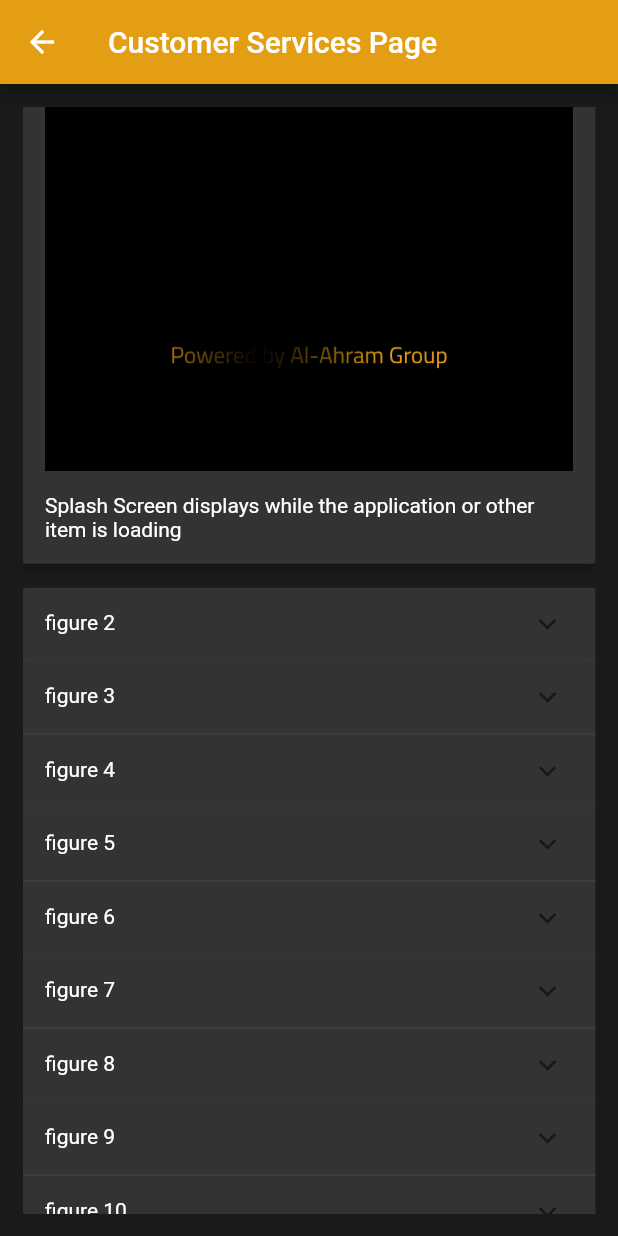
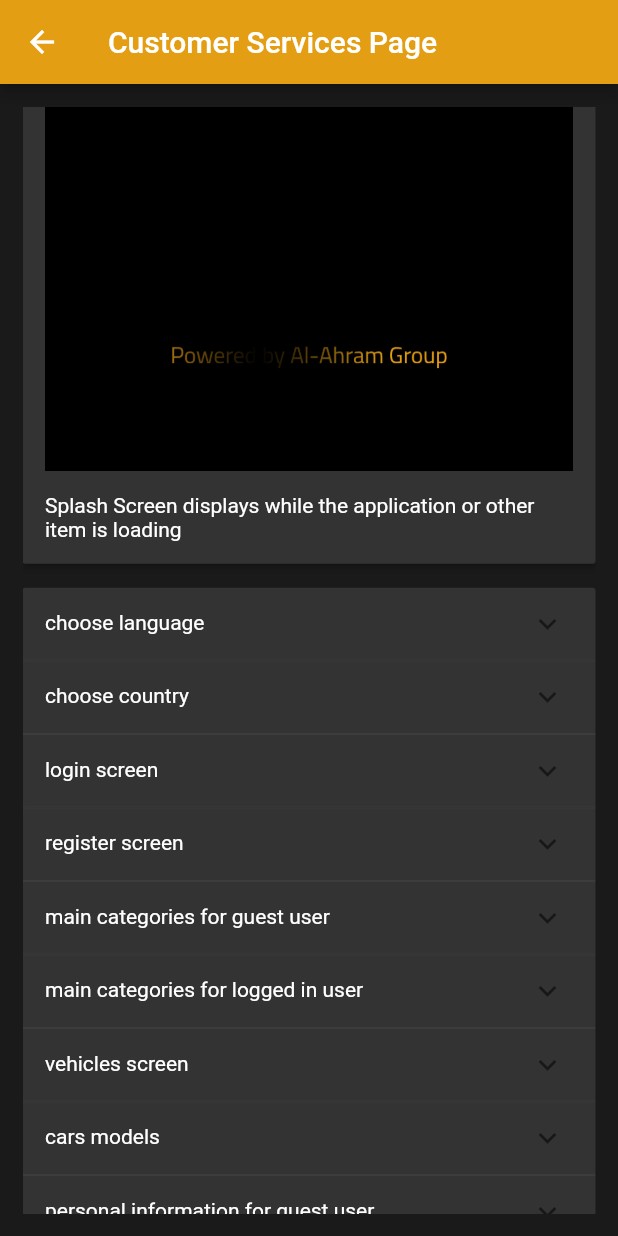
Before and after one commit to george-alahram-group/flutter_tasks, a Flutter app: the KnowledgeBasePage screen opened directly, scrolled down 576 dp, on a phone screen of 412 x 824 dp. Run offline on Flutter 3.47's test engine with Material 2 defaults, Android fonts, the phone set to English and light mode, and no system bars; our stand-ins replace smooth_star_rating.

Commit message:
KnowledgeBasePage.dart

```diff
--- a/lib/custom_widget/widgets/knowledge_base/KnowledgeBasePage.dart
+++ b/lib/custom_widget/widgets/knowledge_base/KnowledgeBasePage.dart
@@ -20,36 +20,27 @@ class KnowledgeBasePage extends StatelessWidget {
 List<ScreenShootData> screenShootData() {
   return [
     ScreenShootData(
-      title: 'figure 1',
+      title: 'splash screen',
       image: 'assets/images/splash_screen.png',
       description:
           "Splash Screen displays while the application or other item is loading",
       isExpanded: true,
     ),
     ScreenShootData(
-      title: 'figure 2',
+      title: 'choose language',
       image: 'assets/images/choose_language.png',
       description:
           "1- Choose Arabic as a Primary app's language \n 2- Choose English as a Primary app's language \n 3- Choose Your Country that you live in \n 4- Skip to move to the next Screen",
       isExpanded: false,
     ),
     ScreenShootData(
-      title: 'figure 3',
-      image: 'assets/images/choose_language.png',
-      description: "1- Choose Arabic as a Primary app's language \n" +
-          "2- Choose English as a Primary app's language\n" +
-          "3- Choose Your Country that you live in\n" +
-          "4- Skip to move to the next Screen",
-      isExpanded: false,
-    ),
-    ScreenShootData(
-      title: 'figure 4',
+      title: 'choose country',
       image: 'assets/images/choose_country.png',
       description: "Choose your country from this list of available countries",
       isExpanded: false,
     ),
     ScreenShootData(
-      title: 'figure 5',
+      title: 'login screen',
       image: 'assets/images/login_screen.png',
       description: "1- you can sign in using mobile number or email \n" +
           "2- password here \n" +
@@ -61,7 +52,7 @@ List<ScreenShootData> screenShootData() {
       isExpanded: false,
     ),
     ScreenShootData(
-      title: 'figure 6',
+      title: 'register screen',
       image: 'assets/images/register_screen.jpg',
       description: "1- full name filed \n" +
           "2- email filed \n" +
@@ -76,7 +67,7 @@ List<ScreenShootData> screenShootData() {
       isExpanded: false,
     ),
     ScreenShootData(
-      title: 'figure 7',
+      title: 'main categories for guest user',
       image: 'assets/images/main_categories_gest_user.png',
       description:
           "1- shopping cart and the number above is the cart items counter \n" +
@@ -88,26 +79,26 @@ List<ScreenShootData> screenShootData() {
       isExpanded: false,
     ),
     ScreenShootData(
-      title: 'figure 8',
+      title: 'main categories for logged in user',
       image: 'assets/images/main_categories_loedin.png',
       description:
           "the Main categories screen will appear like this if you are logged in",
       isExpanded: false,
     ),
     ScreenShootData(
-      title: 'figure 9',
+      title: 'vehicles screen',
       image: 'assets/images/vehicles_list.png',
       description: "1- Ad space \n" + "2- Vehicles List",
       isExpanded: false,
     ),
     ScreenShootData(
-      title: 'figure 10',
+      title: 'cars models',
       image: 'assets/images/models_list.png',
       description: "Cars Models List",
       isExpanded: false,
     ),
     ScreenShootData(
-      title: 'figure 11',
+      title: 'personal information for guest user',
       image: 'assets/images/personal_info_gest_in.png',
       description: "Personal Info if you aren't logged in: \n" +
           "1- profile picture and user name \n" +
@@ -123,13 +114,13 @@ List<ScreenShootData> screenShootData() {
       isExpanded: false,
     ),
     ScreenShootData(
-      title: 'figure 12',
+      title: 'personal information for logged in user',
       image: 'assets/images/personal_info_loged_in.png',
       description: "Personal Info if you aren't logged in",
       isExpanded: false,
     ),
     ScreenShootData(
-      title: 'figure 13',
+      title: 'add ads ( persons )',
       image: 'assets/images/add_ads.jpg',
       description: "Add Ads Screen For personal \n" +
           "1- you can choose between Personal Ad or Company Ad \n" +
@@ -140,7 +131,7 @@ List<ScreenShootData> screenShootData() {
       isExpanded: false,
     ),
     ScreenShootData(
-      title: 'figure 14',
+      title: 'add ads companies',
       image: 'assets/images/add_ads_company.jpg',
       description: "Add Ads Screen For Company \n" +
           "1- If you want to add a corporate advertisement, we will need you to add this additional company information",
@@ -208,7 +199,7 @@ class _CustomExpansionListState extends State<CustomExpansionList> {
         decoration: BoxDecoration(borderRadius: BorderRadius.circular(20)),
       ),
       body: Container(
-        child: ScreenShoot(
+        child: ExpansionPanelBody(
           image: image,
           description: description,
         ),
@@ -218,11 +209,12 @@ class _CustomExpansionListState extends State<CustomExpansionList> {
   }
 }
 
-class ScreenShoot extends StatelessWidget {
+class ExpansionPanelBody extends StatelessWidget {
+
   final String image;
   final String description;
 
-  ScreenShoot({@required this.image, this.description});
+  ExpansionPanelBody({@required this.image, this.description});
 
   @override
   Widget build(BuildContext context) {
```
